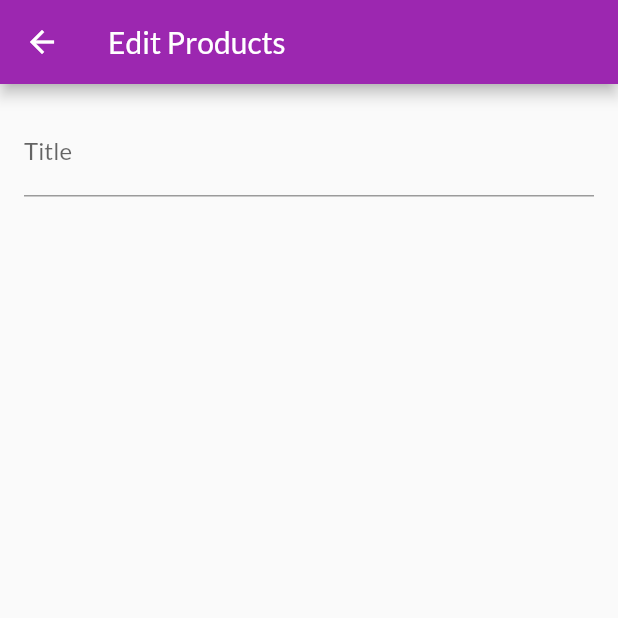
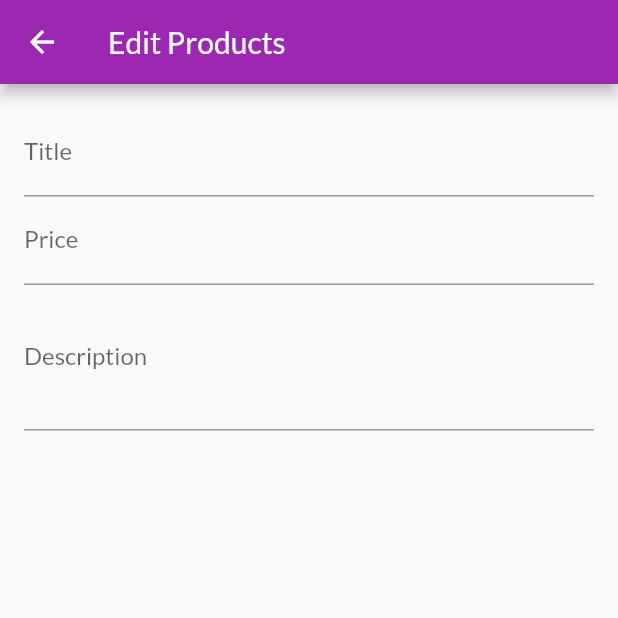
Before and after one commit to pamodaravihansa/Shop_App, a Flutter app: the EditProductScreen screen opened by its route, on a phone screen of 412 x 824 dp, the top half of it. Run offline on Flutter 3.47's test engine with Material 2 defaults, Android fonts, the phone set to English and light mode, and no system bars; network calls fail.

Commit message:
form inputs added

```diff
--- a/lib/screens/edit_products_screen.dart
+++ b/lib/screens/edit_products_screen.dart
@@ -10,6 +10,15 @@ class EditProductScreen extends StatefulWidget {
 }
 
 class _EditProductScreenState extends State<EditProductScreen> {
+  final _priceFocusNode = FocusNode();
+  final _disFocusNode = FocusNode();
+
+  void dispose() {
+    _priceFocusNode.dispose();
+    _disFocusNode.dispose();
+    super.dispose();
+  }
+
   @override
   Widget build(BuildContext context) {
     return Scaffold(
@@ -24,7 +33,25 @@ class _EditProductScreenState extends State<EditProductScreen> {
               TextFormField(
                 decoration: InputDecoration(labelText: 'Title'),
                 textInputAction: TextInputAction.next,
-              )
+                onFieldSubmitted: (_) {
+                  FocusScope.of(context).requestFocus(_priceFocusNode);
+                },
+              ),
+              TextFormField(
+                decoration: InputDecoration(labelText: 'Price'),
+                textInputAction: TextInputAction.next,
+                keyboardType: TextInputType.number,
+                focusNode: _priceFocusNode,
+                onFieldSubmitted: (_) {
+                  FocusScope.of(context).requestFocus(_disFocusNode);
+                },
+              ),
+              TextFormField(
+                decoration: InputDecoration(labelText: 'Description'),
+                maxLines: 3,
+                keyboardType: TextInputType.multiline,
+                focusNode: _disFocusNode,
+              ),
             ],
           ),
         ),
```
